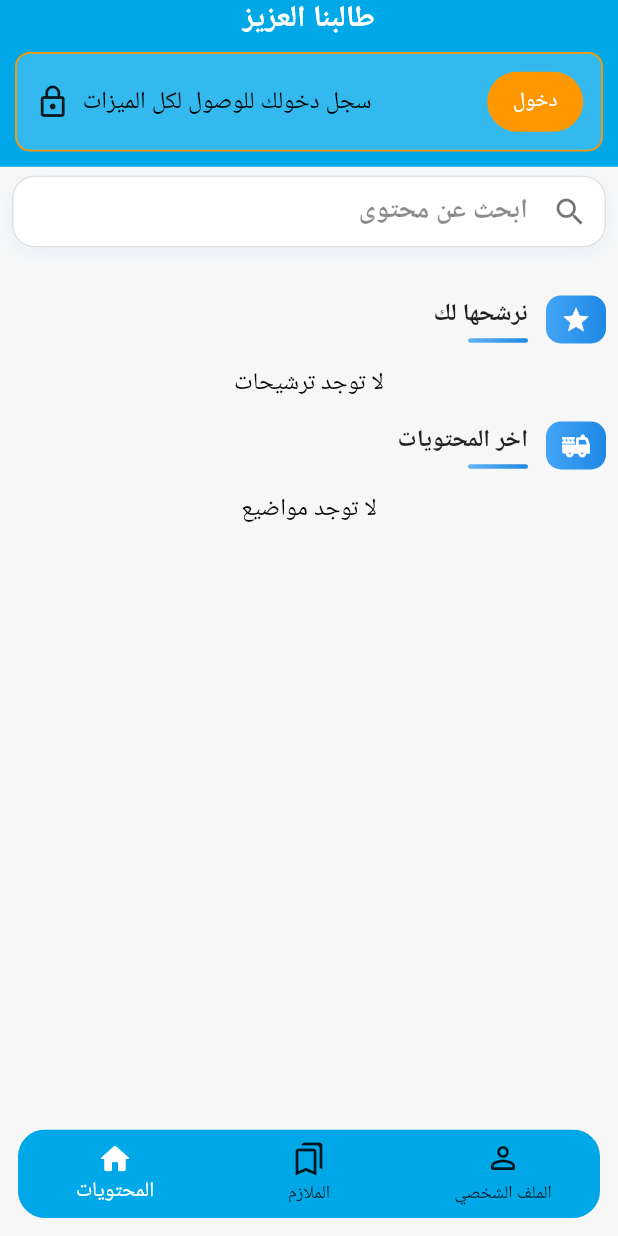
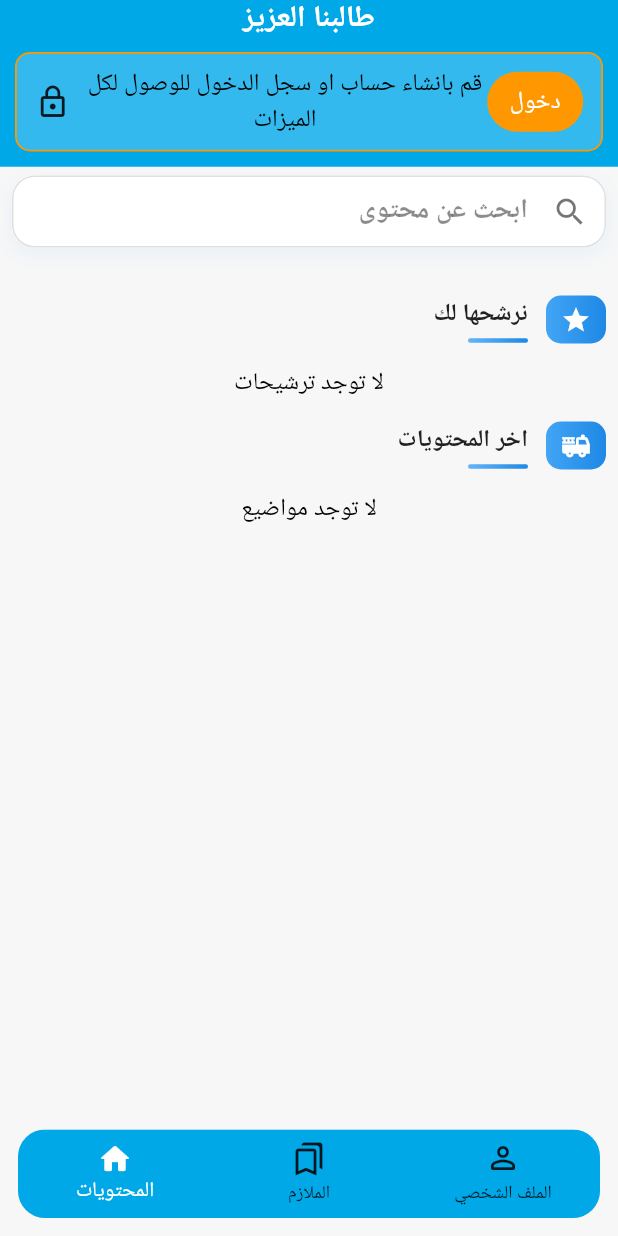
Before and after one commit to Mohamed0Farouk/shobaki_academy, a Flutter app: the screen it shows after launch, on a phone screen of 412 x 824 dp. Run offline on Flutter 3.47's test engine with Material 3 defaults, Android fonts, the phone set to English and light mode, and no system bars; our stand-ins replace animate_do, connectivity_plus, device_info_plus, dio, flutter_dotenv, get and 14 more; missing offline and left inert: awesome_video_player, flutter_quill, flutter_windowmanager_plus, syncfusion_flutter_pdfviewer, universal_html, vdocipher_flutter and 1 more; accounts and stored records are empty; Roboto replaces fonts that are missing (Almarai).

Commit message:
version 4

```diff
--- a/lib/controller/topics_controller.dart
+++ b/lib/controller/topics_controller.dart
@@ -150,9 +150,11 @@ class TopicsController extends GetxController {
 
       final titleFilters = <String, dynamic>{
         'title': {'operator': 'ilike', 'value': pattern},
+        'hidden': false,
       };
       final descFilters = <String, dynamic>{
         'description': {'operator': 'ilike', 'value': pattern},
+        'hidden': false,
       };
 
       if (_userStage != null && _userStage!.isNotEmpty) {
--- a/lib/view/home.dart
+++ b/lib/view/home.dart
@@ -795,7 +795,13 @@ class _HomePageState extends State<HomePage> {
               children: [
                 const Icon(Icons.lock_outline),
                 const SizedBox(width: 8),
-                const Expanded(child: Text('سجل دخولك للوصول لكل الميزات')),
+                Expanded(
+                  child: Text(
+                    'قم بانشاء حساب او سجل الدخول للوصول لكل الميزات ',
+                    textAlign: TextAlign.center,
+                    style: Theme.of(context).textTheme.bodyMedium,
+                  ),
+                ),
                 TextButton(
                   onPressed: () {
                     loadingDilog(context);
@@ -804,9 +810,11 @@ class _HomePageState extends State<HomePage> {
                     );
                   },
                   style: TextButton.styleFrom(backgroundColor: Colors.orange),
-                  child: const Text(
+                  child: Text(
                     'دخول',
-                    style: TextStyle(color: Colors.white),
+                    style: Theme.of(
+                      context,
+                    ).textTheme.bodyMedium!.copyWith(color: Colors.white),
                   ),
                 ),
               ],
--- a/lib/view/sub/vdo_video_player.dart
+++ b/lib/view/sub/vdo_video_player.dart
@@ -47,6 +47,7 @@ class VideoPlayerView extends StatelessWidget {
         if (Platform.isAndroid || Platform.isIOS) {
           return VdoPlayer(
             embedInfo: ctrl.embedInfo!,
+
             onPlayerCreated: (controller) => ctrl.onPlayerCreated(controller),
             onFullscreenChange: ctrl.onFullscreenChange,
             onError: ctrl.onVdoError,
--- a/lib/view/topics/topics_page.dart
+++ b/lib/view/topics/topics_page.dart
@@ -53,12 +53,12 @@ class _TopicsPageState extends State<TopicsPage> {
                   vertical: isDesktop ? 12 : 6,
                 ),
                 child: Column(
+                  mainAxisAlignment: MainAxisAlignment.center,
                   children: [
                     /// -------------------------
                     /// MODERN SEARCH BAR
                     /// -------------------------
                     _buildModernSearchBar(context),
-
                     SizedBox(height: isDesktop ? 8 : 32),
 
                     /// -------------------------
@@ -241,7 +241,7 @@ class _TopicsPageState extends State<TopicsPage> {
             crossAxisCount: crossAxisCount,
             mainAxisSpacing: 12,
             crossAxisSpacing: 10,
-            childAspectRatio: 0.75,
+            childAspectRatio: 0.80,
           ),
           itemCount: items.length,
           itemBuilder: (context, index) {
--- a/pubspec.yaml
+++ b/pubspec.yaml
@@ -16,7 +16,7 @@ publish_to: "none" # Remove this line if you wish to publish to pub.dev
 # https://developer.apple.com/library/archive/documentation/General/Reference/InfoPlistKeyReference/Articles/CoreFoundationKeys.html
 # In Windows, build-name is used as the major, minor, and patch parts
 # of the product and file versions while build-number is used as the build suffix.
-version: 3.0.0+3
+version: 4.0.0+4
 
 environment:
   sdk: ^3.9.2
```
Also changed, not shown: lib/controller/subscription_controller.dart (+0 -15 lines), lib/view/auth/sign_up_page.dart (+9 -3 lines), lib/view/books.dart (+11 -2 lines), lib/view/topics/topic_content_page.dart (+30 -41 lines).
